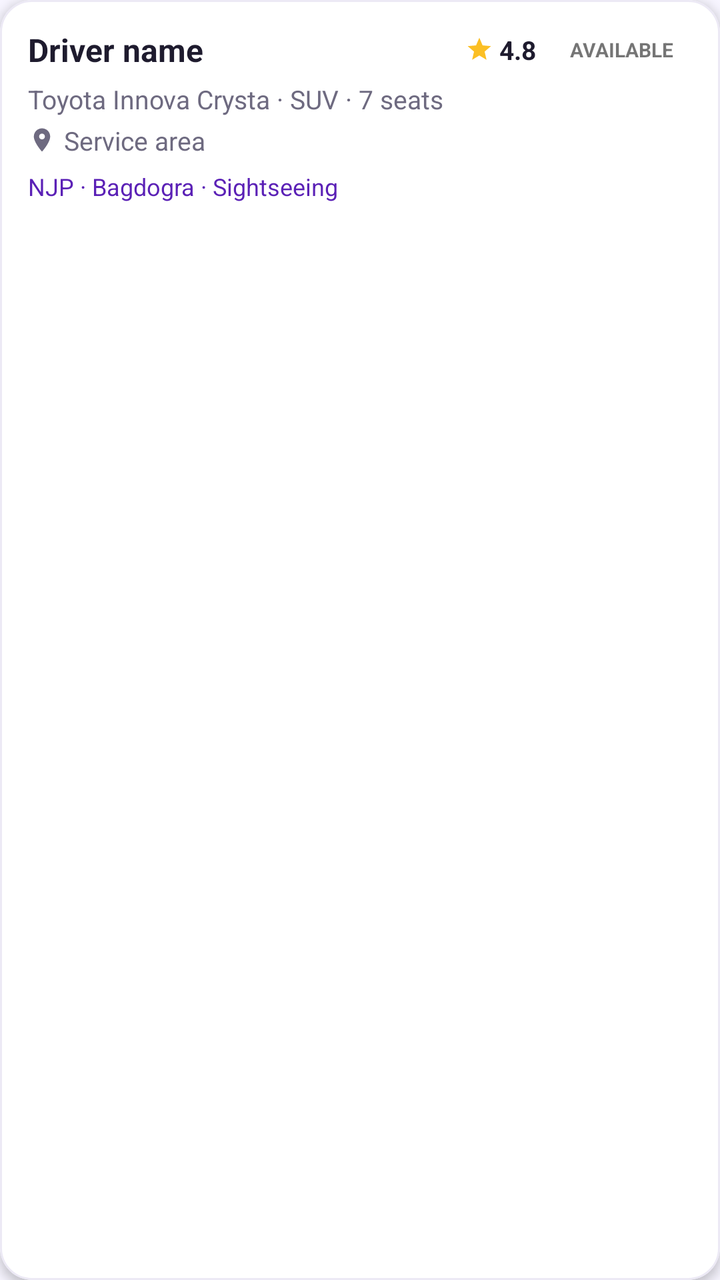
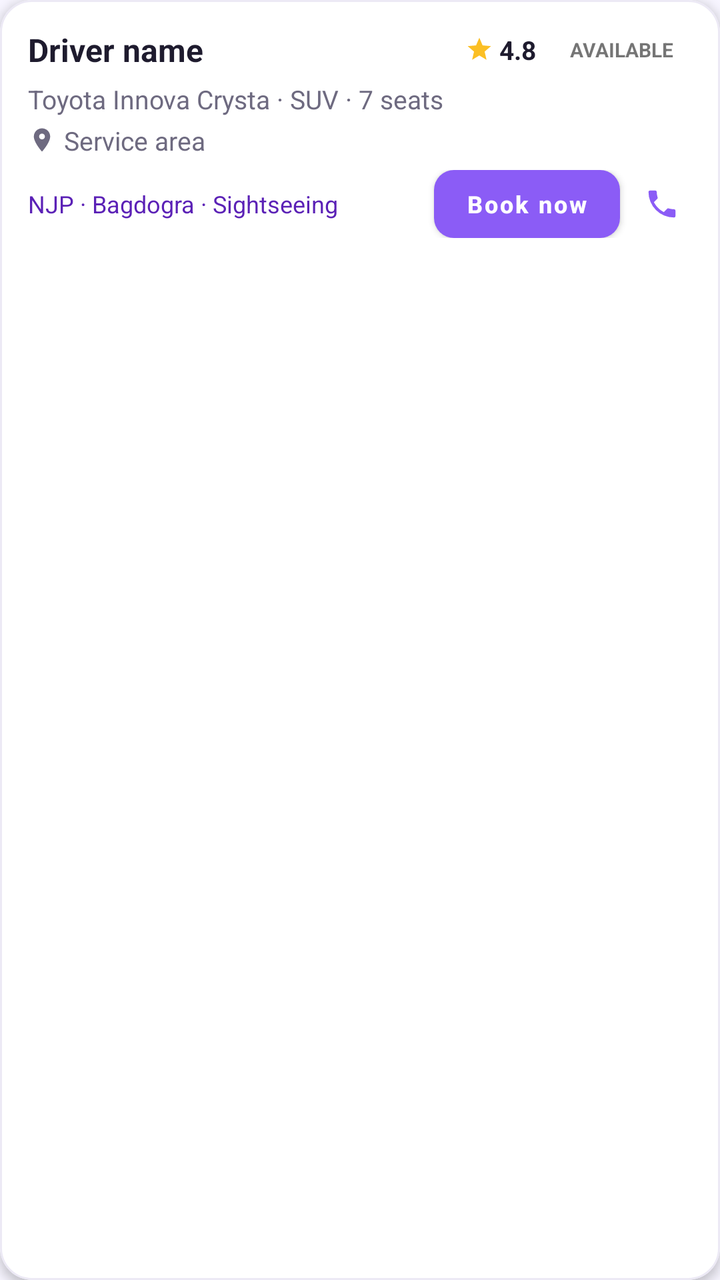

Before-and-after screenshots of an Android layout around one commit, followed by the original layout XML and the change that was made.
<!-- AndroidManifest.xml: application theme Theme.StayRide -->
<!-- res/layout/item_driver.xml -->
<?xml version="1.0" encoding="utf-8"?>
<com.google.android.material.card.MaterialCardView xmlns:android="http://schemas.android.com/apk/res/android"
    xmlns:app="http://schemas.android.com/apk/res-auto"
    android:id="@+id/card"
    android:layout_width="match_parent"
    android:layout_height="wrap_content"
    android:layout_marginBottom="8dp"
    android:clickable="true"
    android:focusable="true"
    app:cardBackgroundColor="@color/bg_card"
    app:cardCornerRadius="16dp"
    app:cardElevation="3dp"
    app:strokeColor="@color/divider"
    app:strokeWidth="1dp">

    <LinearLayout
        android:layout_width="match_parent"
        android:layout_height="wrap_content"
        android:orientation="vertical"
        android:padding="14dp">

        <LinearLayout
            android:layout_width="match_parent"
            android:layout_height="wrap_content"
            android:gravity="center_vertical"
            android:orientation="horizontal">

            <TextView
                android:id="@+id/name"
                android:layout_width="0dp"
                android:layout_height="wrap_content"
                android:layout_weight="1"
                android:text="Driver name"
                android:textColor="@color/text_primary"
                android:textSize="16sp"
                android:textStyle="bold" />

            <LinearLayout
                android:id="@+id/ratingBox"
                android:layout_width="wrap_content"
                android:layout_height="wrap_content"
                android:gravity="center_vertical"
                android:orientation="horizontal">

                <ImageView
                    android:layout_width="14dp"
                    android:layout_height="14dp"
                    android:importantForAccessibility="no"
                    android:src="@drawable/ic_star"
                    app:tint="@color/brand_accent" />

                <TextView
                    android:id="@+id/rating"
                    android:layout_width="wrap_content"
                    android:layout_height="wrap_content"
                    android:layout_marginStart="3dp"
                    android:text="4.8"
                    android:textColor="@color/text_primary"
                    android:textSize="13sp"
                    android:textStyle="bold" />
            </LinearLayout>

            <TextView
                android:id="@+id/status"
                android:layout_width="wrap_content"
                android:layout_height="wrap_content"
                android:layout_marginStart="8dp"
                android:paddingStart="9dp"
                android:paddingTop="3dp"
                android:paddingEnd="9dp"
                android:paddingBottom="3dp"
                android:text="AVAILABLE"
                android:textSize="10sp"
                android:textStyle="bold" />
        </LinearLayout>

        <TextView
            android:id="@+id/vehicle"
            android:layout_width="wrap_content"
            android:layout_height="wrap_content"
            android:layout_marginTop="5dp"
            android:text="Toyota Innova Crysta \u00B7 SUV \u00B7 7 seats"
            android:textColor="@color/text_secondary"
            android:textSize="13sp" />

        <LinearLayout
            android:layout_width="match_parent"
            android:layout_height="wrap_content"
            android:layout_marginTop="3dp"
            android:gravity="center_vertical"
            android:orientation="horizontal">

            <ImageView
                android:layout_width="14dp"
                android:layout_height="14dp"
                android:importantForAccessibility="no"
                android:src="@drawable/ic_place"
                app:tint="@color/text_secondary" />

            <TextView
                android:id="@+id/area"
                android:layout_width="0dp"
                android:layout_height="wrap_content"
                android:layout_marginStart="4dp"
                android:layout_weight="1"
                android:text="Service area"
                android:textColor="@color/text_secondary"
                android:textSize="13sp" />

            <Switch
                android:id="@+id/activeSwitch"
                android:layout_width="wrap_content"
                android:layout_height="wrap_content"
                android:text="Active"
                android:textSize="11sp"
                android:visibility="gone" />
        </LinearLayout>

        <LinearLayout
            android:layout_width="match_parent"
            android:layout_height="wrap_content"
            android:layout_marginTop="6dp"
            android:gravity="center_vertical"
            android:orientation="horizontal">

            <TextView
                android:id="@+id/trips"
                android:layout_width="0dp"
                android:layout_height="wrap_content"
                android:layout_weight="1"
                android:text="NJP \u00B7 Bagdogra \u00B7 Sightseeing"
                android:textColor="@color/brand_primary_dark"
                android:textSize="12sp" />

            <ImageView
                android:id="@+id/btnEdit"
                android:layout_width="30dp"
                android:layout_height="30dp"
                android:layout_marginStart="6dp"
                android:contentDescription="Edit driver"
                android:padding="6dp"
                android:src="@drawable/ic_edit"
                android:visibility="gone"
                app:tint="@color/text_secondary" />

            <ImageView
                android:id="@+id/btnDelete"
                android:layout_width="30dp"
                android:layout_height="30dp"
                android:layout_marginStart="6dp"
                android:contentDescription="Remove driver"
                android:padding="6dp"
                android:src="@drawable/ic_delete"
                android:visibility="gone"
                app:tint="@color/status_red" />
        </LinearLayout>
    </LinearLayout>
</com.google.android.material.card.MaterialCardView>
<!-- resources referenced by this layout -->
<resources>
  <color name="bg_card">#FFFFFFFF</color>
  <color name="brand_accent">#FFFBBF24</color>
  <color name="brand_primary_dark">#FF5B21B6</color>
  <color name="divider">#FFECE9F5</color>
  <color name="status_red">#FFDC2626</color>
  <color name="text_primary">#FF1E1B2E</color>
  <color name="text_secondary">#FF6E6A80</color>
  <!-- drawable ic_edit (drawable) -->
  <vector xmlns:android="http://schemas.android.com/apk/res/android"
      android:width="24dp"
      android:height="24dp"
      android:viewportWidth="24"
      android:viewportHeight="24"
      android:tint="@color/icon_default">
      <path
          android:fillColor="@android:color/white"
          android:pathData="M20.71,7.04C21.1,6.65 21.1,6 20.71,5.63L18.37,3.29C18,2.9 17.35,2.9 16.96,3.29L15.12,5.12L18.87,8.87M3,17.25V21H6.75L17.81,9.93L14.06,6.18L3,17.25Z" />
  </vector>
  <!-- drawable ic_place (drawable) -->
  <vector xmlns:android="http://schemas.android.com/apk/res/android"
      android:width="24dp"
      android:height="24dp"
      android:viewportWidth="24"
      android:viewportHeight="24"
      android:tint="@color/icon_default">
      <path
          android:fillColor="@android:color/white"
          android:pathData="M12,2C8.13,2 5,5.13 5,9C5,14.25 12,22 12,22C12,22 19,14.25 19,9C19,5.13 15.87,2 12,2M12,11.5A2.5,2.5 0 0,1 9.5,9A2.5,2.5 0 0,1 12,6.5A2.5,2.5 0 0,1 14.5,9A2.5,2.5 0 0,1 12,11.5Z" />
  </vector>
  <!-- drawable ic_star (drawable) -->
  <vector xmlns:android="http://schemas.android.com/apk/res/android"
      android:width="24dp"
      android:height="24dp"
      android:viewportWidth="24"
      android:viewportHeight="24"
      android:tint="@color/icon_default">
      <path
          android:fillColor="@android:color/white"
          android:pathData="M12,17.27L18.18,21L16.54,13.97L22,9.24L14.81,8.62L12,2L9.19,8.62L2,9.24L7.45,13.97L5.82,21L12,17.27Z" />
  </vector>
  <color name="icon_default">#FF6E6A80</color>
  <color name="brand_primary">#FF8B5CF6</color>
  <color name="white">#FFFFFFFF</color>
  <color name="black">#FF000000</color>
  <color name="bg_page">#FFF7F5FF</color>
  <style name="AppButton" parent="Widget.MaterialComponents.Button">
          <item name="android:textAllCaps">false</item>
          <item name="android:textStyle">bold</item>
          <item name="android:textColor">@color/white</item>
          <item name="backgroundTint">@color/brand_primary</item>
          <item name="iconTint">@color/white</item>
          <item name="shapeAppearanceOverlay">@style/AppShape_14</item>
      </style>
  <style name="AppShape_24" parent="">
          <item name="cornerFamily">rounded</item>
          <item name="cornerSize">24dp</item>
      </style>
  <style name="DialogPositiveButton" parent="Widget.MaterialComponents.Button.TextButton.Dialog">
          <item name="android:textColor">@color/brand_primary</item>
          <item name="android:textStyle">bold</item>
          <item name="android:textAllCaps">false</item>
      </style>
  <style name="DialogNegativeButton" parent="Widget.MaterialComponents.Button.TextButton.Dialog">
          <item name="android:textColor">@color/text_secondary</item>
          <item name="android:textAllCaps">false</item>
      </style>
  <style name="AppShape_14" parent="">
          <item name="cornerFamily">rounded</item>
          <item name="cornerSize">14dp</item>
      </style>
  <!-- unchanged entries left out for length: 3 -->
</resources>

<!-- the commit's change to res/layout/item_driver.xml (unified diff, before → after) -->
@@ -107,6 +107,17 @@
                 android:textColor="@color/text_secondary"
                 android:textSize="13sp" />
 
+            <TextView
+                android:id="@+id/distance"
+                android:layout_width="wrap_content"
+                android:layout_height="wrap_content"
+                android:layout_marginEnd="8dp"
+                android:text="2.3 km away"
+                android:textColor="@color/brand_primary_dark"
+                android:textSize="12sp"
+                android:textStyle="bold"
+                android:visibility="gone" />
+
             <Switch
                 android:id="@+id/activeSwitch"
                 android:layout_width="wrap_content"
@@ -132,11 +143,34 @@
                 android:textColor="@color/brand_primary_dark"
                 android:textSize="12sp" />
 
+            <com.google.android.material.button.MaterialButton
+                android:id="@+id/btnBook"
+                android:layout_width="wrap_content"
+                android:layout_height="34dp"
+                android:layout_marginStart="6dp"
+                android:insetTop="0dp"
+                android:insetBottom="0dp"
+                android:text="Book now"
+                android:textSize="12sp"
+                app:cornerRadius="10dp" />
+
+            <ImageView
+                android:id="@+id/btnCall"
+                android:layout_width="30dp"
+                android:layout_height="30dp"
+                android:layout_marginStart="6dp"
+                android:background="?attr/selectableItemBackgroundBorderless"
+                android:contentDescription="Call driver"
+                android:padding="6dp"
+                android:src="@drawable/ic_phone"
+                app:tint="@color/brand_primary" />
+
             <ImageView
                 android:id="@+id/btnEdit"
                 android:layout_width="30dp"
                 android:layout_height="30dp"
                 android:layout_marginStart="6dp"
+                android:background="?attr/selectableItemBackgroundBorderless"
                 android:contentDescription="Edit driver"
                 android:padding="6dp"
                 android:src="@drawable/ic_edit"
<!-- resource entries referenced after the edit -->
@@ -17,6 +17,17 @@
       <path
           android:fillColor="@android:color/white"
           android:pathData="M20.71,7.04C21.1,6.65 21.1,6 20.71,5.63L18.37,3.29C18,2.9 17.35,2.9 16.96,3.29L15.12,5.12L18.87,8.87M3,17.25V21H6.75L17.81,9.93L14.06,6.18L3,17.25Z" />
+  </vector>
+  <!-- drawable ic_phone (drawable) -->
+  <vector xmlns:android="http://schemas.android.com/apk/res/android"
+      android:width="24dp"
+      android:height="24dp"
+      android:viewportWidth="24"
+      android:viewportHeight="24"
+      android:tint="@color/icon_default">
+      <path
+          android:fillColor="@android:color/white"
+          android:pathData="M6.62,10.79C8.06,13.62 10.38,15.94 13.21,17.38L15.41,15.18C15.69,14.9 16.08,14.82 16.43,14.93C17.55,15.3 18.75,15.5 20,15.5A1,1 0 0,1 21,16.5V20A1,1 0 0,1 20,21A17,17 0 0,1 3,4A1,1 0 0,1 4,3H7.5A1,1 0 0,1 8.5,4C8.5,5.25 8.7,6.45 9.07,7.57C9.18,7.92 9.1,8.31 8.82,8.59L6.62,10.79Z" />
   </vector>
   <!-- drawable ic_place (drawable) -->
   <vector xmlns:android="http://schemas.android.com/apk/res/android"
